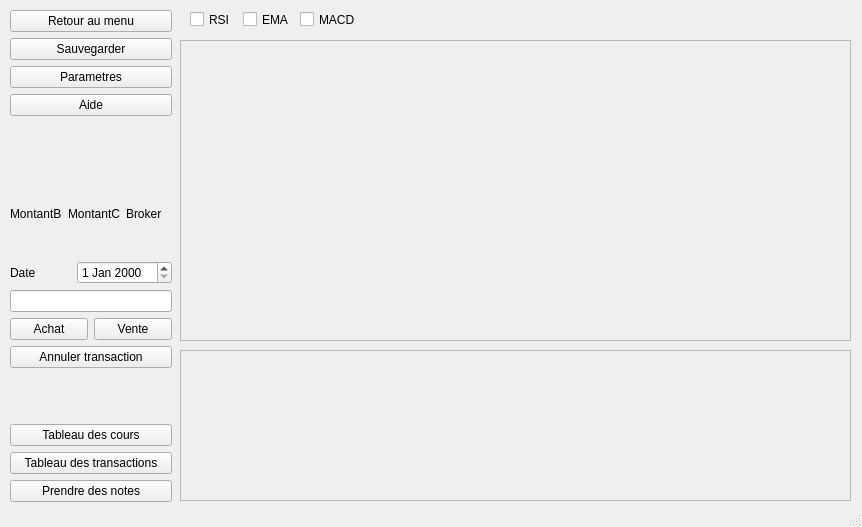
The window that MainWindows/mainwindow_modemanuel.ui (VSahanaa/LO21_TrandingSimulator) describes before a commit, drawn with Qt 5.
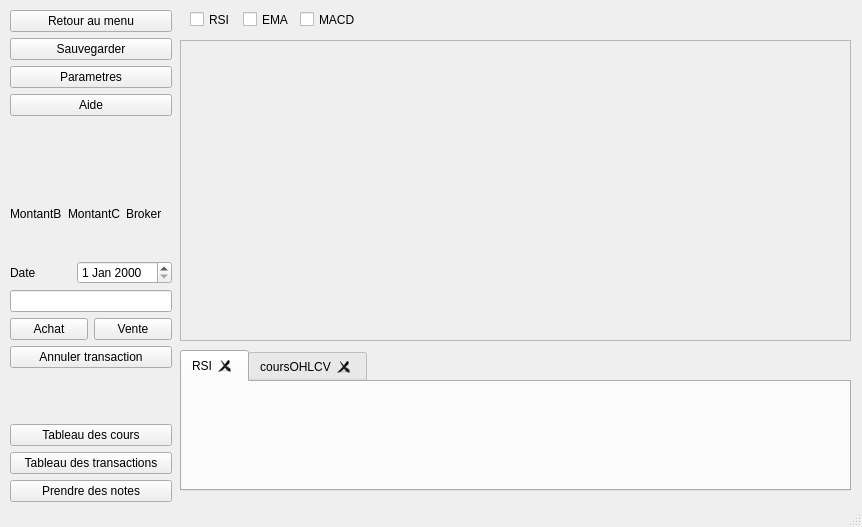
The same window after the commit.

The edit to the form file:
```diff
--- a/MainWindows/mainwindow_modemanuel.ui
+++ b/MainWindows/mainwindow_modemanuel.ui
@@ -235,21 +235,37 @@
      <enum>QFrame::Raised</enum>
     </property>
    </widget>
-   <widget class="QFrame" name="frame_autre">
+   <widget class="QTabWidget" name="tabWidget_autres">
     <property name="geometry">
      <rect>
       <x>180</x>
       <y>350</y>
       <width>671</width>
-      <height>151</height>
+      <height>141</height>
      </rect>
     </property>
-    <property name="frameShape">
-     <enum>QFrame::StyledPanel</enum>
+    <property name="currentIndex">
+     <number>0</number>
     </property>
-    <property name="frameShadow">
-     <enum>QFrame::Raised</enum>
+    <property name="tabsClosable">
+     <bool>true</bool>
     </property>
+    <property name="movable">
+     <bool>true</bool>
+    </property>
+    <property name="tabBarAutoHide">
+     <bool>false</bool>
+    </property>
+    <widget class="QWidget" name="tab_RSI">
+     <attribute name="title">
+      <string>RSI</string>
+     </attribute>
+    </widget>
+    <widget class="QWidget" name="tab_coursOHLVC">
+     <attribute name="title">
+      <string>coursOHLCV</string>
+     </attribute>
+    </widget>
    </widget>
   </widget>
   <widget class="QStatusBar" name="statusbar"/>
```
